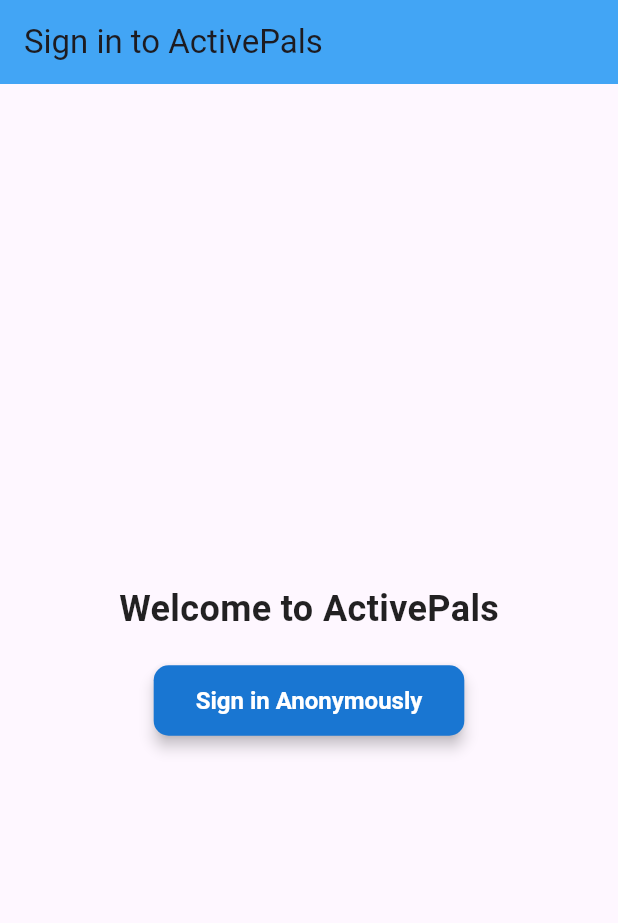
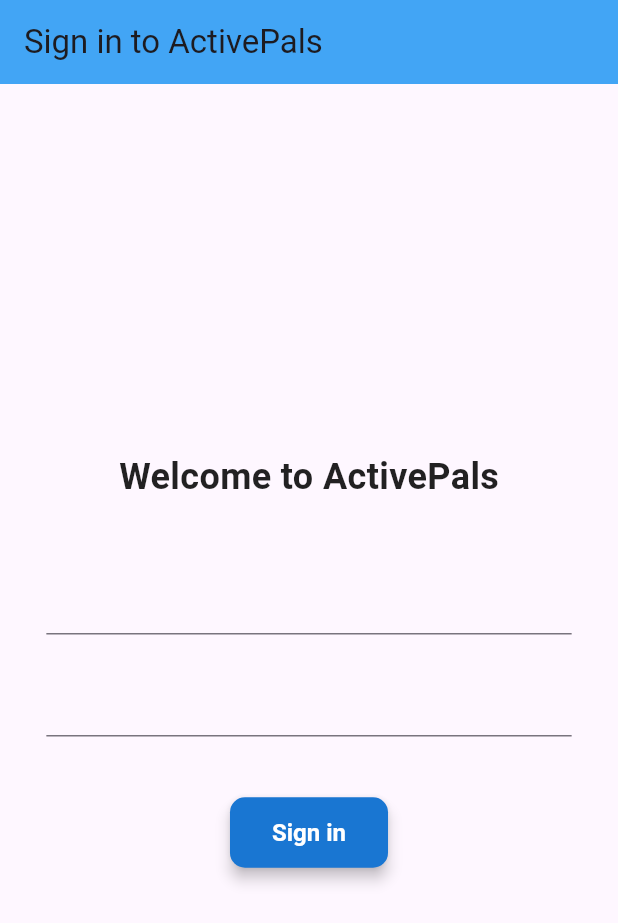
Before and after one commit to JalalA984/active-pals, a Flutter app: the screen it shows after launch, on a phone screen of 412 x 824 dp. Shown: the top 923 px of the screen. Run offline on Flutter 3.47's test engine with Material 3 defaults, Android fonts, the light colour scheme and no system bars; our stand-ins replace firebase_auth, firebase_core; accounts and stored records are empty; generated files the repository leaves out were written again.

Commit message:
setup sign in and register forms, todo toggle

```diff
--- a/lib/screens/auth/authenticate.dart
+++ b/lib/screens/auth/authenticate.dart
@@ -1,3 +1,4 @@
+import 'package:active_pals/screens/auth/register.dart';
 import 'package:active_pals/screens/auth/sign_in.dart';
 import 'package:flutter/material.dart';
 
--- a/lib/screens/auth/sign_in.dart
+++ b/lib/screens/auth/sign_in.dart
@@ -13,6 +13,9 @@
 
 class _SignInState extends State<SignIn> {
   final AuthService _auth = AuthService();
+
+  String email = "";
+  String password = "";
 
   @override
   Widget build(BuildContext context) {
@@ -37,18 +40,37 @@
                 ),
               ),
               const SizedBox(height: 20.0),
-              PrimaryButton(
-                text: "Sign in Anonymously",
-                onPressed: () async {
-                  dynamic result = await _auth.signInAnon();
-                  if (result == null) {
-                    log("Error signing in");
-                  } else {
-                    log("Signed in");
-                    log(result.toString());
-                  }
-                },
-              ),
+              Form(
+                  child: Column(
+                children: [
+                  SizedBox(
+                    height: 20,
+                  ),
+                  TextFormField(
+                    onChanged: (val) {
+                      setState(() => email = val);
+                    },
+                  ),
+                  SizedBox(
+                    height: 20,
+                  ),
+                  TextFormField(
+                    obscureText: true,
+                    onChanged: (val) {
+                      setState(() => password = val);
+                    },
+                  ),
+                  SizedBox(
+                    height: 40,
+                  ),
+                  PrimaryButton(
+                      text: "Sign in",
+                      onPressed: () async {
+                        log("user input: $email [for email]");
+                        log("user input: $password [for password]");
+                      })
+                ],
+              ))
             ],
           ),
         ),
```
Also changed, not shown: lib/screens/auth/register.dart (+79 -0 lines).
